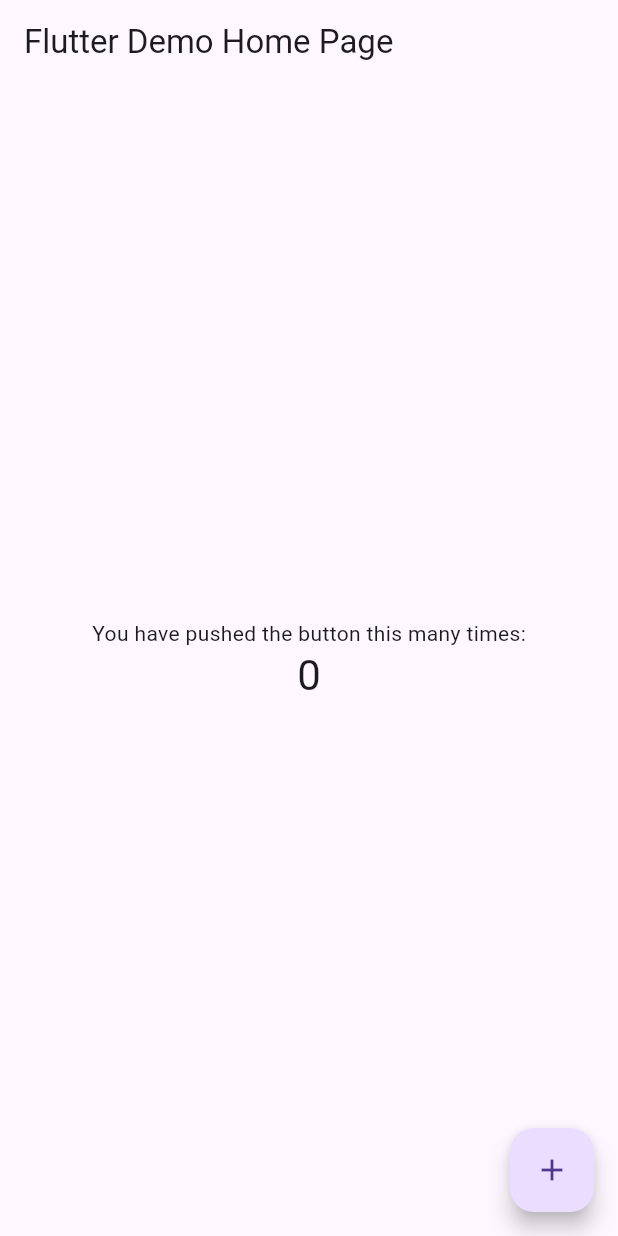
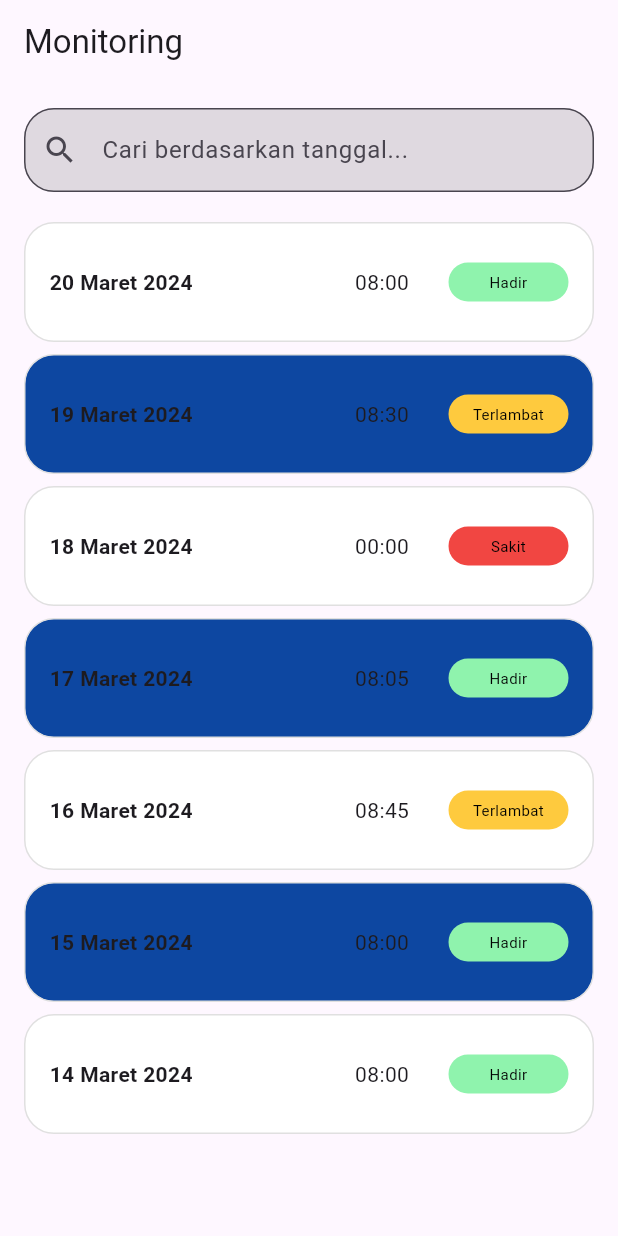
Before and after one commit to kh4l1sh4/mobile_puu, a Flutter app: the screen it shows after launch, on a phone screen of 412 x 824 dp. Run offline on Flutter 3.47's test engine with Material 3 defaults, Android fonts, the phone set to English and light mode, and no system bars.

Commit message:
monitoring aja

```diff
--- a/lib/main.dart
+++ b/lib/main.dart
@@ -1,112 +1,20 @@
 import 'package:flutter/material.dart';
+import 'monitoring.dart'; // Import file monitoring.dart
 
 void main() => runApp(const MyApp());
 
 class MyApp extends StatelessWidget {
   const MyApp({super.key});
 
-  // This widget is the root of your application.
   @override
   Widget build(BuildContext context) {
     return MaterialApp(
-      title: 'Flutter Demo',
+      title: 'Aplikasi Monitoring',
       theme: ThemeData(
-        // This is the theme of your application.
-        //
-        // Try running your application with "flutter run". You'll see the
-        // application has a blue toolbar. Then, without quitting the app, try
-        // changing the primarySwatch below to Colors.green and then invoke
-        // "hot reload" (press "r" in the console where you ran "flutter run",
-        // or press Run > Flutter Hot Reload in a Flutter IDE). Notice that the
-        // counter didn't reset back to zero; the application is not restarted.
         primarySwatch: Colors.blue,
       ),
-      home: const MyHomePage(title: 'Flutter Demo Home Page'),
+      home:
+          MonitoringPage(), // Menggunakan MonitoringPage sebagai halaman utama
     );
   }
 }
-
-class MyHomePage extends StatefulWidget {
-  const MyHomePage({super.key, required this.title});
-
-  // This widget is the home page of your application. It is stateful, meaning
-  // that it has a State object (defined below) that contains fields that affect
-  // how it looks.
-
-  // This class is the configuration for the state. It holds the values (in this
-  // case the title) provided by the parent (in this case the App widget) and
-  // used by the build method of the State. Fields in a Widget subclass are
-  // always marked "final".
-
-  final String title;
-
-  @override
-  State<MyHomePage> createState() => _MyHomePageState();
-}
-
-class _MyHomePageState extends State<MyHomePage> {
-  int _counter = 0;
-
-  void _incrementCounter() {
-    setState(() {
-      // This call to setState tells the Flutter framework that something has
-      // changed in this State, which causes it to rerun the build method below
-      // so that the display can reflect the updated values. If we changed
-      // _counter without calling setState(), then the build method would not be
-      // called again, and so nothing would appear to happen.
-      _counter++;
-    });
-  }
-
-  @override
-  Widget build(BuildContext context) {
-    // This method is rerun every time setState is called, for instance as done
-    // by the _incrementCounter method above.
-    //
-    // The Flutter framework has been optimized to make rerunning build methods
-    // fast, so that you can just rebuild anything that needs updating rather
-    // than having to individually change instances of widgets.
-    return Scaffold(
-      appBar: AppBar(
-        // Here we take the value from the MyHomePage object that was created by
-        // the App.build method, and use it to set our appbar title.
-        title: Text(widget.title),
-      ),
-      body: Center(
-        // Center is a layout widget. It takes a single child and positions it
-        // in the middle of the parent.
-        child: Column(
-          // Column is also a layout widget. It takes a list of children and
-          // arranges them vertically. By default, it sizes itself to fit its
-          // children horizontally, and tries to be as tall as its parent.
-          //
-          // Invoke "debug painting" (press "p" in the console, choose the
-          // "Toggle Debug Paint" action from the Flutter Inspector in Android
-          // Studio, or the "Toggle Debug Paint" command in Visual Studio Code)
-          // to see the wireframe for each widget.
-          //
-          // Column has various properties to control how it sizes itself and
-          // how it positions its children. Here we use mainAxisAlignment to
-          // center the children vertically; the main axis here is the vertical
-          // axis because Columns are vertical (the cross axis would be
-          // horizontal).
-          mainAxisAlignment: MainAxisAlignment.center,
-          children: <Widget>[
-            const Text(
-              'You have pushed the button this many times:',
-            ),
-            Text(
-              '$_counter',
-              style: Theme.of(context).textTheme.headlineMedium,
-            ),
-          ],
-        ),
-      ),
-      floatingActionButton: FloatingActionButton(
-        onPressed: _incrementCounter,
-        tooltip: 'Increment',
-        child: const Icon(Icons.add),
-      ), // This trailing comma makes auto-formatting nicer for build methods.
-    );
-  }
-}
--- /dev/null
+++ b/lib/monitoring.dart
@@ -0,0 +1,167 @@
+import 'package:flutter/material.dart';
+
+class MonitoringPage extends StatefulWidget {
+  @override
+  _MonitoringPageState createState() => _MonitoringPageState();
+}
+
+class _MonitoringPageState extends State<MonitoringPage> {
+  final TextEditingController _searchController = TextEditingController();
+
+  final Color primaryBlue = Color(0xFF144795);
+
+  final List<Map<String, dynamic>> attendanceList = [
+    {
+      'tanggal': '20 Maret 2024',
+      'waktu': '08:00',
+      'status': 'Hadir',
+      'warna': Colors.white
+    },
+    {
+      'tanggal': '19 Maret 2024',
+      'waktu': '08:30',
+      'status': 'Terlambat',
+      'warna': Colors.blue.shade900
+    },
+    {
+      'tanggal': '18 Maret 2024',
+      'waktu': '00:00',
+      'status': 'Sakit',
+      'warna': Colors.white
+    },
+    {
+      'tanggal': '17 Maret 2024',
+      'waktu': '08:05',
+      'status': 'Hadir',
+      'warna': Colors.blue.shade900
+    },
+    {
+      'tanggal': '16 Maret 2024',
+      'waktu': '08:45',
+      'status': 'Terlambat',
+      'warna': Colors.white
+    },
+    {
+      'tanggal': '15 Maret 2024',
+      'waktu': '08:00',
+      'status': 'Hadir',
+      'warna': Colors.blue.shade900
+    },
+    {
+      'tanggal': '14 Maret 2024',
+      'waktu': '08:00',
+      'status': 'Hadir',
+      'warna': Colors.white
+    },
+  ];
+
+  @override
+  Widget build(BuildContext context) {
+    return Scaffold(
+      appBar: AppBar(
+        title: Text('Monitoring'),
+      ),
+      body: Padding(
+        padding: const EdgeInsets.all(16.0),
+        child: Column(
+          children: [
+            // Search Bar
+            TextField(
+              controller: _searchController,
+              decoration: InputDecoration(
+                  hintText: 'Cari berdasarkan tanggal...',
+                  prefixIcon: Icon(Icons.search),
+                  border: OutlineInputBorder(
+                    borderRadius: BorderRadius.circular(20),
+                    borderSide: const BorderSide(color: Colors.black12),
+                  ),
+                  filled: true,
+                  fillColor: Colors.black12),
+            ),
+            SizedBox(height: 20),
+
+            // List Absensi
+            Expanded(
+              child: ListView.builder(
+                itemCount: attendanceList.length,
+                itemBuilder: (context, index) {
+                  return Container(
+                    height: 80,
+                    margin: EdgeInsets.only(bottom: 8),
+                    decoration: BoxDecoration(
+                      color: attendanceList[index]['warna'],
+                      borderRadius: BorderRadius.circular(20),
+                      border: Border.all(color: Colors.grey.shade300),
+                    ),
+                    child: Padding(
+                      padding: const EdgeInsets.symmetric(horizontal: 16),
+                      child: Row(
+                        children: [
+                          // Tanggal
+                          Expanded(
+                            flex: 2,
+                            child: Text(
+                              attendanceList[index]['tanggal'],
+                              style: TextStyle(
+                                fontWeight: FontWeight.w600,
+                              ),
+                            ),
+                          ),
+                          // Waktu
+                          Expanded(
+                            flex: 1,
+                            child: Center(
+                              child: Text(
+                                attendanceList[index]['waktu'],
+                              ),
+                            ),
+                          ),
+                          // Status
+                          Container(
+                            width: 80,
+                            padding: EdgeInsets.symmetric(
+                              horizontal: 12,
+                              vertical: 6,
+                            ),
+                            decoration: BoxDecoration(
+                              color: _getStatusColor(
+                                  attendanceList[index]['status'] ?? 'Hadir'),
+                              borderRadius: BorderRadius.circular(20),
+                            ),
+                            child: Text(
+                              attendanceList[index]['status'] ?? 'Hadir',
+                              style: TextStyle(
+                                color: Colors.black,
+                                fontSize: 10,
+                              ),
+                              textAlign: TextAlign.center,
+                            ),
+                          ),
+                        ],
+                      ),
+                    ),
+                  );
+                },
+              ),
+            ),
+          ],
+        ),
+      ),
+    );
+  }
+
+  Color _getStatusColor(String status) {
+    switch (status) {
+      case 'Hadir':
+        return Color(0xFF8FF3AD);
+      case 'Terlambat':
+        return Color(0xFFFECA3E);
+      case 'Sakit':
+        return Color(0xFFF14642);
+      case 'Izin':
+        return Color(0xFF83C7FF);
+      default:
+        return Color(0xFF8FF3AD); // Default Hadir
+    }
+  }
+}
```
